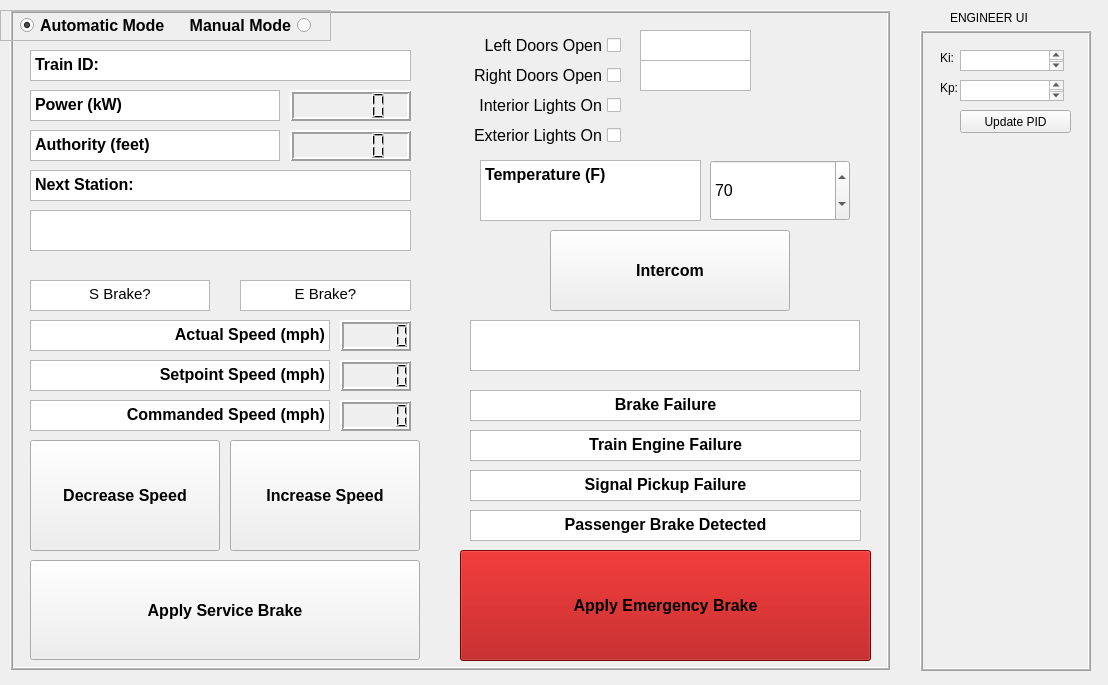
First picture: the form in DevEnv/src/TrainControllerSW/src/form.ui, repository Prem-125/TRAINS, before the edit.
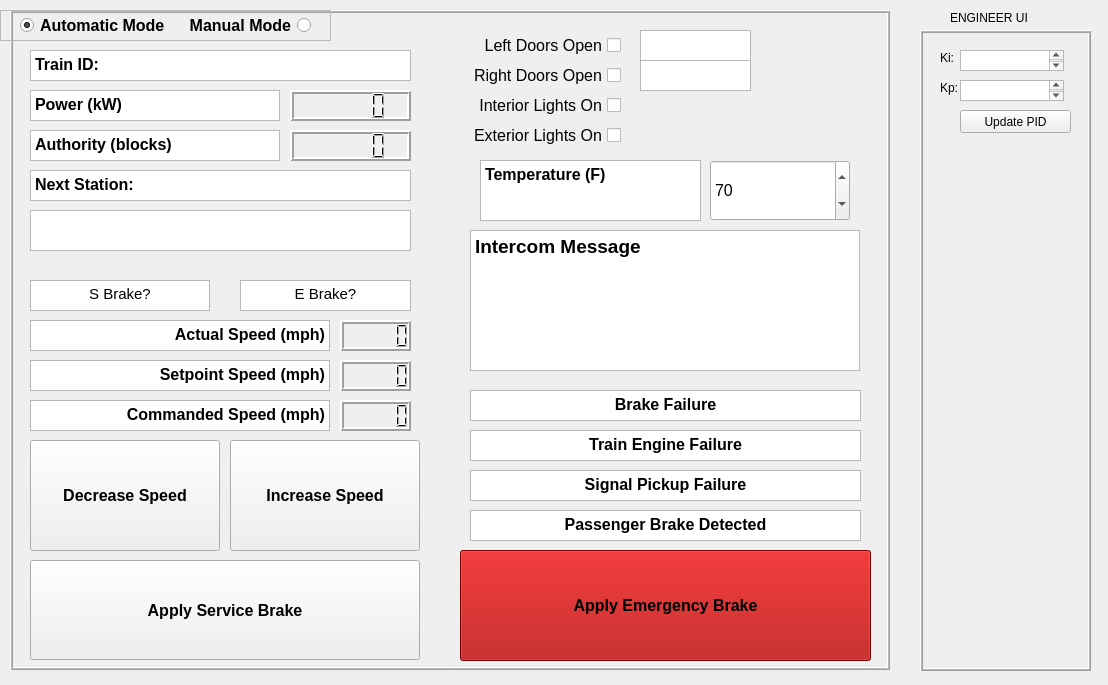
Second picture: the form after the edit.

Commit message: Edits to interface and TCSW

Patch:
```diff
--- a/DevEnv/src/TrainControllerSW/src/form.ui
+++ b/DevEnv/src/TrainControllerSW/src/form.ui
@@ -183,35 +183,22 @@
 &lt;p style=&quot; margin-top:0px; margin-bottom:0px; margin-left:0px; margin-right:0px; -qt-block-indent:0; text-indent:0px;&quot;&gt;&lt;span style=&quot; font-size:12pt; font-weight:600;&quot;&gt;Temperature (F)&lt;/span&gt;&lt;/p&gt;&lt;/body&gt;&lt;/html&gt;</string>
     </property>
    </widget>
-   <widget class="QPushButton" name="intercom">
-    <property name="geometry">
-     <rect>
-      <x>80</x>
-      <y>200</y>
-      <width>240</width>
-      <height>81</height>
-     </rect>
-    </property>
-    <property name="font">
-     <font>
-      <pointsize>12</pointsize>
-      <weight>75</weight>
-      <bold>true</bold>
-     </font>
-    </property>
-    <property name="text">
-     <string>Intercom</string>
-    </property>
-   </widget>
    <widget class="QTextBrowser" name="announcementDisplay">
     <property name="geometry">
      <rect>
       <x>0</x>
-      <y>290</y>
+      <y>200</y>
       <width>390</width>
-      <height>51</height>
+      <height>141</height>
      </rect>
     </property>
+    <property name="html">
+     <string>&lt;!DOCTYPE HTML PUBLIC &quot;-//W3C//DTD HTML 4.0//EN&quot; &quot;http://www.w3.org/TR/REC-html40/strict.dtd&quot;&gt;
+&lt;html&gt;&lt;head&gt;&lt;meta name=&quot;qrichtext&quot; content=&quot;1&quot; /&gt;&lt;style type=&quot;text/css&quot;&gt;
+p, li { white-space: pre-wrap; }
+&lt;/style&gt;&lt;/head&gt;&lt;body style=&quot; font-family:'MS Shell Dlg 2'; font-size:8.25pt; font-weight:400; font-style:normal;&quot;&gt;
+&lt;p style=&quot; margin-top:0px; margin-bottom:0px; margin-left:0px; margin-right:0px; -qt-block-indent:0; text-indent:0px;&quot;&gt;&lt;span style=&quot; font-size:14pt; font-weight:600;&quot;&gt;Intercom Message&lt;/span&gt;&lt;/p&gt;&lt;/body&gt;&lt;/html&gt;</string>
+    </property>
    </widget>
    <widget class="QTextBrowser" name="leftDoorsStatus">
     <property name="geometry">
@@ -766,7 +753,7 @@
 &lt;html&gt;&lt;head&gt;&lt;meta name=&quot;qrichtext&quot; content=&quot;1&quot; /&gt;&lt;style type=&quot;text/css&quot;&gt;
 p, li { white-space: pre-wrap; }
 &lt;/style&gt;&lt;/head&gt;&lt;body style=&quot; font-family:'MS Shell Dlg 2'; font-size:8.25pt; font-weight:400; font-style:normal;&quot;&gt;
-&lt;p style=&quot; margin-top:0px; margin-bottom:0px; margin-left:0px; margin-right:0px; -qt-block-indent:0; text-indent:0px;&quot;&gt;&lt;span style=&quot; font-size:12pt; font-weight:600;&quot;&gt;Authority (feet)&lt;/span&gt;&lt;/p&gt;&lt;/body&gt;&lt;/html&gt;</string>
+&lt;p style=&quot; margin-top:0px; margin-bottom:0px; margin-left:0px; margin-right:0px; -qt-block-indent:0; text-indent:0px;&quot;&gt;&lt;span style=&quot; font-size:12pt; font-weight:600;&quot;&gt;Authority (blocks)&lt;/span&gt;&lt;/p&gt;&lt;/body&gt;&lt;/html&gt;</string>
      </property>
     </widget>
     <widget class="QTextBrowser" name="textBrowser_6">
```
The commit also changes 2 other files.
